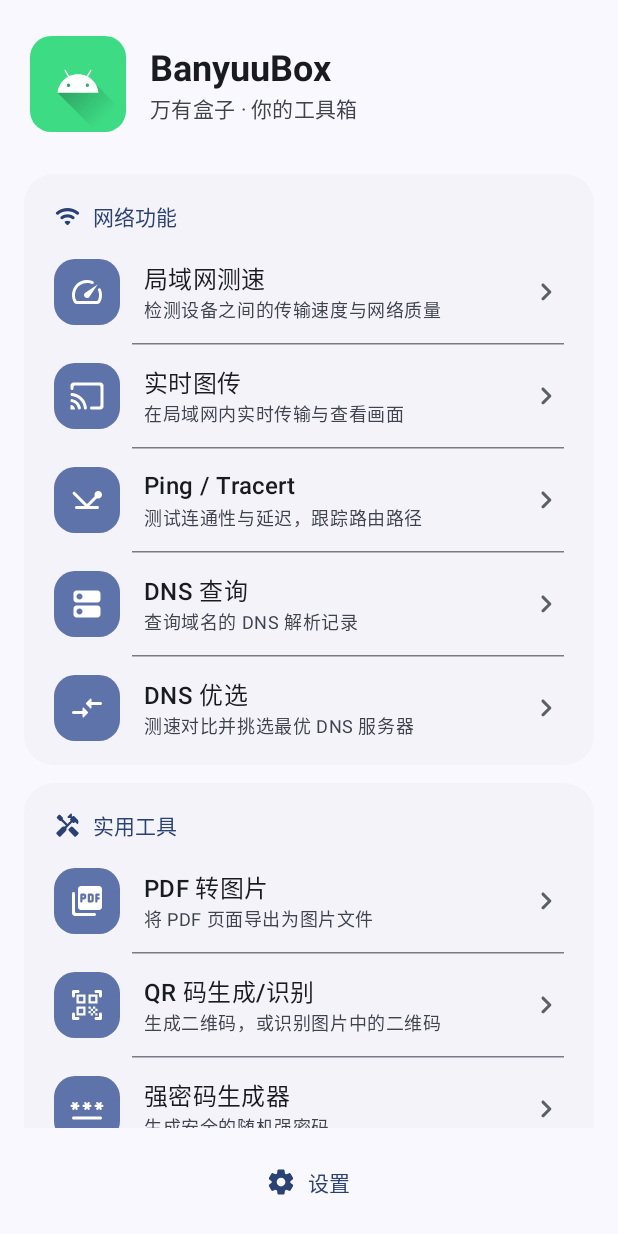
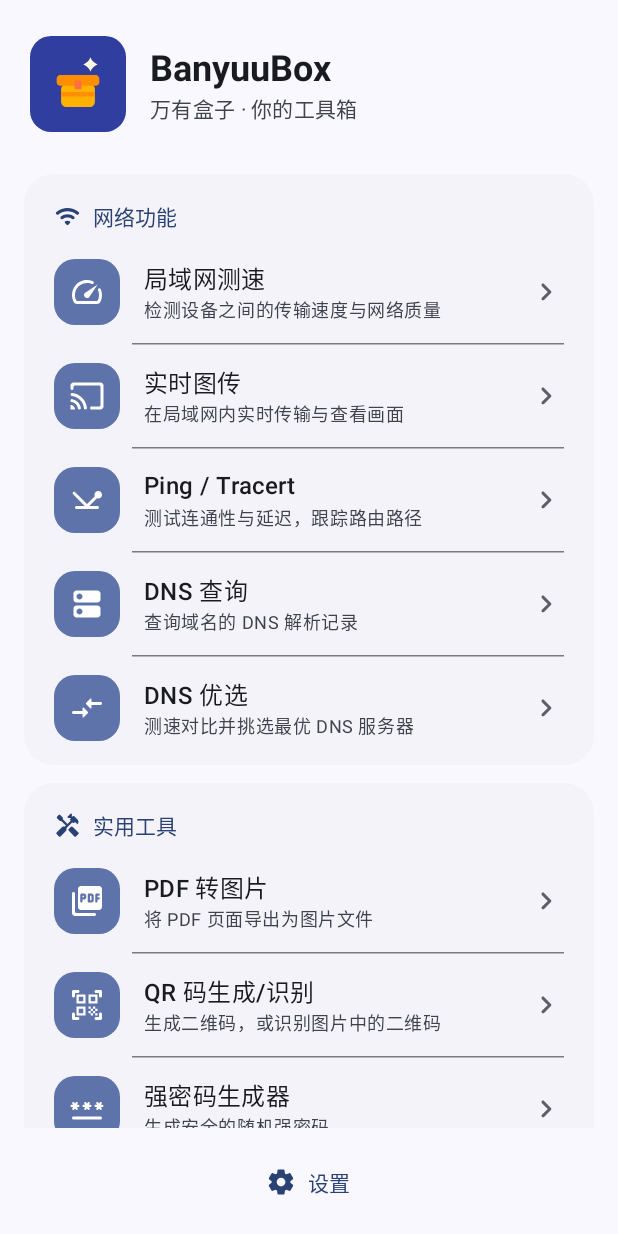
Before and after one commit to HalloCan/BanyuuBox, an Android app built with Jetpack Compose: the screen it shows after launch (MainActivity), on a phone screen of 412 x 824 dp. Run offline under Robolectric (Android 15) with nearby library versions, the phone set to English and light mode, and no system bars.

Commit message:
change version name

```diff
--- a/app/build.gradle.kts
+++ b/app/build.gradle.kts
@@ -14,7 +14,7 @@ android {
         minSdk = 31
         targetSdk = 37
         versionCode = 1
-        versionName = "alpha_v0.1"
+        versionName = "alpha_v0.2"
 
         testInstrumentationRunner = "androidx.test.runner.AndroidJUnitRunner"
     }
--- a/app/src/main/java/com/htoc/banyuubox/home/HomeScreen.kt
+++ b/app/src/main/java/com/htoc/banyuubox/home/HomeScreen.kt
@@ -109,7 +109,7 @@ private fun AppIcon(size: Dp, modifier: Modifier = Modifier) {
         modifier = modifier
             .size(size)
             .clip(RoundedCornerShape(size * 0.22f))
-            .background(Color(0xFF3DDC84)),
+            .background(Color(0xFF303F9F)),
         contentAlignment = Alignment.Center,
     ) {
         // 自适应图标前景是 108dp 画布、72dp 安全区，放大 1.5 倍后裁切即与桌面图标一致
--- a/app/src/main/res/drawable/ic_launcher_foreground.xml
+++ b/app/src/main/res/drawable/ic_launcher_foreground.xml
@@ -1,30 +1,26 @@
 <vector xmlns:android="http://schemas.android.com/apk/res/android"
-    xmlns:aapt="http://schemas.android.com/aapt"
     android:width="108dp"
     android:height="108dp"
     android:viewportWidth="108"
     android:viewportHeight="108">
-    <path android:pathData="M31,63.928c0,0 6.4,-11 12.1,-13.1c7.2,-2.6 26,-1.4 26,-1.4l38.1,38.1L107,108.928l-32,-1L31,63.928z">
-        <aapt:attr name="android:fillColor">
-            <gradient
-                android:endX="85.84757"
-                android:endY="92.4963"
-                android:startX="42.9492"
-                android:startY="49.59793"
-                android:type="linear">
-                <item
-                    android:color="#44000000"
-                    android:offset="0.0" />
-                <item
-                    android:color="#00000000"
-                    android:offset="1.0" />
-            </gradient>
-        </aapt:attr>
-    </path>
+    <!-- 盒身 -->
     <path
-        android:fillColor="#FFFFFF"
-        android:fillType="nonZero"
-        android:pathData="M65.3,45.828l3.8,-6.6c0.2,-0.4 0.1,-0.9 -0.3,-1.1c-0.4,-0.2 -0.9,-0.1 -1.1,0.3l-3.9,6.7c-6.3,-2.8 -13.4,-2.8 -19.7,0l-3.9,-6.7c-0.2,-0.4 -0.7,-0.5 -1.1,-0.3C38.8,38.328 38.7,38.828 38.9,39.228l3.8,6.6C36.2,49.428 31.7,56.028 31,63.928h46C76.3,56.028 71.8,49.428 65.3,45.828zM43.4,57.328c-0.8,0 -1.5,-0.5 -1.8,-1.2c-0.3,-0.7 -0.1,-1.5 0.4,-2.1c0.5,-0.5 1.4,-0.7 2.1,-0.4c0.7,0.3 1.2,1 1.2,1.8C45.3,56.528 44.5,57.328 43.4,57.328L43.4,57.328zM64.6,57.328c-0.8,0 -1.5,-0.5 -1.8,-1.2s-0.1,-1.5 0.4,-2.1c0.5,-0.5 1.4,-0.7 2.1,-0.4c0.7,0.3 1.2,1 1.2,1.8C66.5,56.528 65.6,57.328 64.6,57.328L64.6,57.328z"
-        android:strokeWidth="1"
-        android:strokeColor="#00000000" />
+        android:fillColor="#FFB300"
+        android:pathData="M41,54 H67 A6,6 0 0 1 73,60 V74 A6,6 0 0 1 67,80 H41 A6,6 0 0 1 35,74 V60 A6,6 0 0 1 41,54 Z" />
+    <!-- 盒盖 -->
+    <path
+        android:fillColor="#FF8F00"
+        android:pathData="M34,44 H74 A4,4 0 0 1 78,48 V52 A4,4 0 0 1 74,56 H34 A4,4 0 0 1 30,52 V48 A4,4 0 0 1 34,44 Z" />
+    <!-- 装饰带 -->
+    <path
+        android:fillColor="#FF8F00"
+        android:pathData="M35,63 H73 V68 H35 Z" />
+    <!-- 锁扣 -->
+    <path
+        android:fillColor="#FF6E40"
+        android:pathData="M52,50 H56 A2,2 0 0 1 58,52 V58 A2,2 0 0 1 56,60 H52 A2,2 0 0 1 50,58 V52 A2,2 0 0 1 52,50 Z" />
+    <!-- 星芒 -->
+    <path
+        android:fillColor="#FFF8E1"
+        android:pathData="M68,24 Q70,29.5 76,32 Q70,34.5 68,40 Q66,34.5 60,32 Q66,29.5 68,24 Z" />
 </vector>
```
Also changed, not shown: app/src/main/res/drawable/ic_launcher_background.xml (+2 -163 lines).
